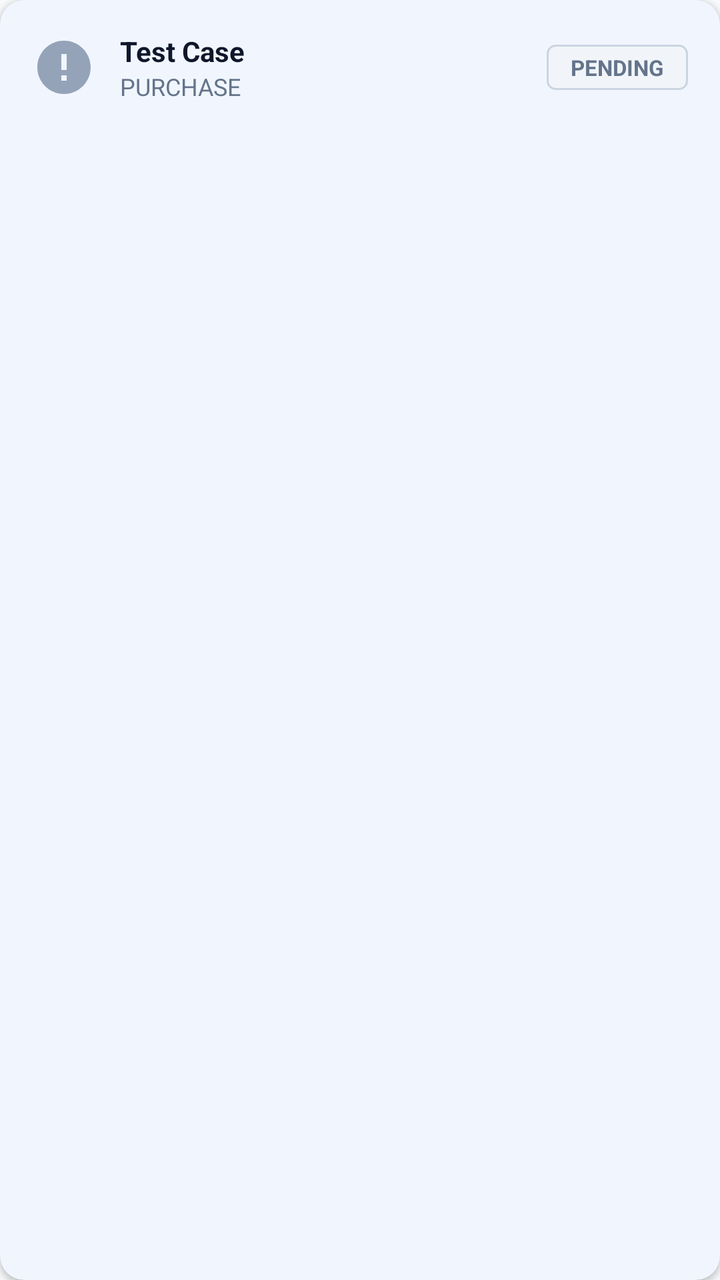
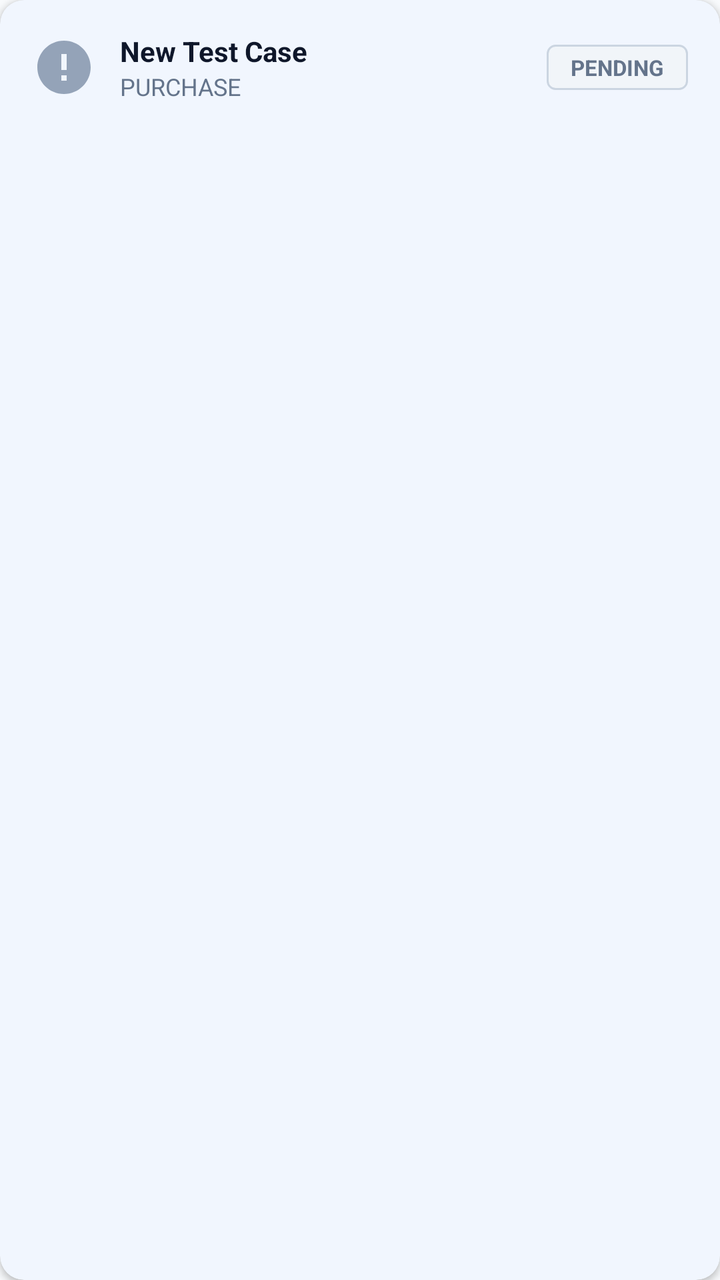

The first picture is an Android layout as it rendered before a commit; the second is the same layout after the commit. The layout source and the unified diff follow.
<!-- AndroidManifest.xml: application theme Theme.MySoftPOS -->
<!-- res/layout/item_batch_result.xml -->
<?xml version="1.0" encoding="utf-8"?>
<com.google.android.material.card.MaterialCardView xmlns:android="http://schemas.android.com/apk/res/android"
    xmlns:app="http://schemas.android.com/apk/res-auto"
    android:layout_width="match_parent"
    android:layout_height="wrap_content"
    android:layout_marginBottom="12dp"
    app:cardCornerRadius="12dp"
    app:cardBackgroundColor="#FFFFFF"
    app:cardElevation="2dp"
    app:strokeWidth="0dp">

    <LinearLayout
        android:layout_width="match_parent"
        android:layout_height="wrap_content"
        android:orientation="vertical"
        android:padding="16dp">

        
        <LinearLayout
            android:layout_width="match_parent"
            android:layout_height="wrap_content"
            android:orientation="horizontal"
            android:gravity="center_vertical">

            
            <ImageView
                android:id="@+id/ivStatus"
                android:layout_width="32dp"
                android:layout_height="32dp"
                android:src="@drawable/ic_pending"
                android:contentDescription="Status"/>

            <LinearLayout
                android:layout_width="0dp"
                android:layout_height="wrap_content"
                android:layout_weight="1"
                android:orientation="vertical"
                android:layout_marginStart="12dp">

                <TextView
                    android:id="@+id/tvCaseName"
                    android:layout_width="wrap_content"
                    android:layout_height="wrap_content"
                    android:text="Test Case"
                    android:textSize="14sp"
                    android:textStyle="bold"
                    android:textColor="#0F172A"
                    android:maxLines="1"
                    android:ellipsize="end"/>

                <TextView
                    android:id="@+id/tvCaseType"
                    android:layout_width="wrap_content"
                    android:layout_height="wrap_content"
                    android:text="PURCHASE"
                    android:textSize="12sp"
                    android:textColor="#64748B"/>
            </LinearLayout>

            
            <TextView
                android:id="@+id/tvRcBadge"
                android:layout_width="wrap_content"
                android:layout_height="wrap_content"
                android:paddingHorizontal="12dp"
                android:paddingVertical="4dp"
                android:background="@drawable/bg_badge_default"
                android:text="PENDING"
                android:textSize="11sp"
                android:textStyle="bold"
                android:textColor="#64748B"/>
        </LinearLayout>

        
        <TextView
            android:id="@+id/tvDetail"
            android:layout_width="match_parent"
            android:layout_height="wrap_content"
            android:layout_marginTop="8dp"
            android:fontFamily="monospace"
            android:textSize="10sp"
            android:textColor="#475569"
            android:maxLines="3"
            android:ellipsize="end"
            android:visibility="gone"/>
    </LinearLayout>

</com.google.android.material.card.MaterialCardView>
<!-- resources referenced by this layout -->
<resources>
  <!-- drawable bg_badge_default (drawable) -->
  <?xml version="1.0" encoding="utf-8"?>
  <shape xmlns:android="http://schemas.android.com/apk/res/android">
      <solid android:color="#F1F5F9" /> 
      <corners android:radius="4dp" />
      <padding
          android:bottom="2dp"
          android:left="6dp"
          android:right="6dp"
          android:top="2dp" />
      <stroke
          android:width="1dp"
          android:color="#CBD5E1" /> 
  </shape>
  <!-- drawable ic_pending (drawable) -->
  <vector xmlns:android="http://schemas.android.com/apk/res/android"
      android:width="24dp"
      android:height="24dp"
      android:viewportWidth="24"
      android:viewportHeight="24">
      <path
          android:fillColor="#94A3B8"
          android:pathData="M12,2C6.48,2 2,6.48 2,12s4.48,10 10,10 10,-4.48 10,-10S17.52,2 12,2zM13,17h-2v-2h2v2zM13,13h-2V7h2v6z"/>
  </vector>
  <style name="Theme.MySoftPOS" parent="Theme.Material3.Light.NoActionBar">
          
          <item name="colorPrimary">@color/primary</item>
          <item name="colorOnPrimary">@color/on_primary</item>
          <item name="colorPrimaryContainer">@color/background</item>
          <item name="colorOnPrimaryContainer">@color/primary</item>
  
          <item name="colorSecondary">@color/secondary</item>
          <item name="colorOnSecondary">@color/on_secondary</item>
          
          
          <item name="colorSurface">@color/surface</item>
          <item name="colorOnSurface">@color/on_surface</item>
          <item name="android:colorBackground">@color/background</item>
          <item name="android:textColorPrimary">@color/text_primary</item>
          <item name="android:textColorSecondary">@color/text_secondary</item>
          
          
          <item name="android:editTextColor">@color/text_primary</item>
          <item name="android:textColorHint">@color/text_hint</item>
  
          <item name="colorError">@color/error</item>
          
          <item name="android:statusBarColor">@color/background</item>
          <item name="android:windowLightStatusBar">true</item>
  
          
          <item name="android:windowAnimationStyle">@style/AppWindowAnimations</item>
  
          
          <item name="android:fontFamily">sans-serif</item>
      </style>
  <color name="primary">#3B82F6</color>
  <color name="on_primary">#FFFFFF</color>
  <color name="background">#F8FAFC</color>
  <color name="secondary">#06B6D4</color>
  <color name="on_secondary">#000000</color>
  <color name="surface">#FFFFFF</color>
  <color name="on_surface">#1E293B</color>
  <color name="text_primary">#1E293B</color>
  <color name="text_secondary">#64748B</color>
  <color name="text_hint">#94A3B8</color>
  <color name="error">#EF4444</color>
  <style name="AppWindowAnimations" parent="@android:style/Animation.Activity">
          <item name="android:activityOpenEnterAnimation">@anim/slide_in_right</item>
          <item name="android:activityOpenExitAnimation">@anim/slide_out_left</item>
          <item name="android:activityCloseEnterAnimation">@anim/slide_in_left</item>
          <item name="android:activityCloseExitAnimation">@anim/slide_out_right</item>
      </style>
</resources>

<!-- the commit's change to res/layout/item_batch_result.xml (unified diff, before → after) -->
@@ -28,7 +28,7 @@
                 android:layout_width="32dp"
                 android:layout_height="32dp"
                 android:src="@drawable/ic_pending"
-                android:contentDescription="Status"/>
+                android:contentDescription="@string/item_batch_status_icon_desc"/>
 
             <LinearLayout
                 android:layout_width="0dp"
@@ -41,7 +41,7 @@
                     android:id="@+id/tvCaseName"
                     android:layout_width="wrap_content"
                     android:layout_height="wrap_content"
-                    android:text="Test Case"
+                    android:text="@string/testcase_dialog_default_title"
                     android:textSize="14sp"
                     android:textStyle="bold"
                     android:textColor="#0F172A"
@@ -52,7 +52,7 @@
                     android:id="@+id/tvCaseType"
                     android:layout_width="wrap_content"
                     android:layout_height="wrap_content"
-                    android:text="PURCHASE"
+                    android:text="@string/batch_runner_default_type_purchase"
                     android:textSize="12sp"
                     android:textColor="#64748B"/>
             </LinearLayout>
@@ -65,7 +65,7 @@
                 android:paddingHorizontal="12dp"
                 android:paddingVertical="4dp"
                 android:background="@drawable/bg_badge_default"
-                android:text="PENDING"
+                android:text="@string/batch_runner_status_pending"
                 android:textSize="11sp"
                 android:textStyle="bold"
                 android:textColor="#64748B"/>
<!-- resource entries referenced after the edit -->
@@ -24,6 +24,10 @@
           android:fillColor="#94A3B8"
           android:pathData="M12,2C6.48,2 2,6.48 2,12s4.48,10 10,10 10,-4.48 10,-10S17.52,2 12,2zM13,17h-2v-2h2v2zM13,13h-2V7h2v6z"/>
   </vector>
+  <string name="batch_runner_default_type_purchase">PURCHASE</string>
+  <string name="batch_runner_status_pending">PENDING</string>
+  <string name="item_batch_status_icon_desc">Status</string>
+  <string name="testcase_dialog_default_title">New Test Case</string>
   <style name="Theme.MySoftPOS" parent="Theme.Material3.Light.NoActionBar">
           
           <item name="colorPrimary">@color/primary</item>
